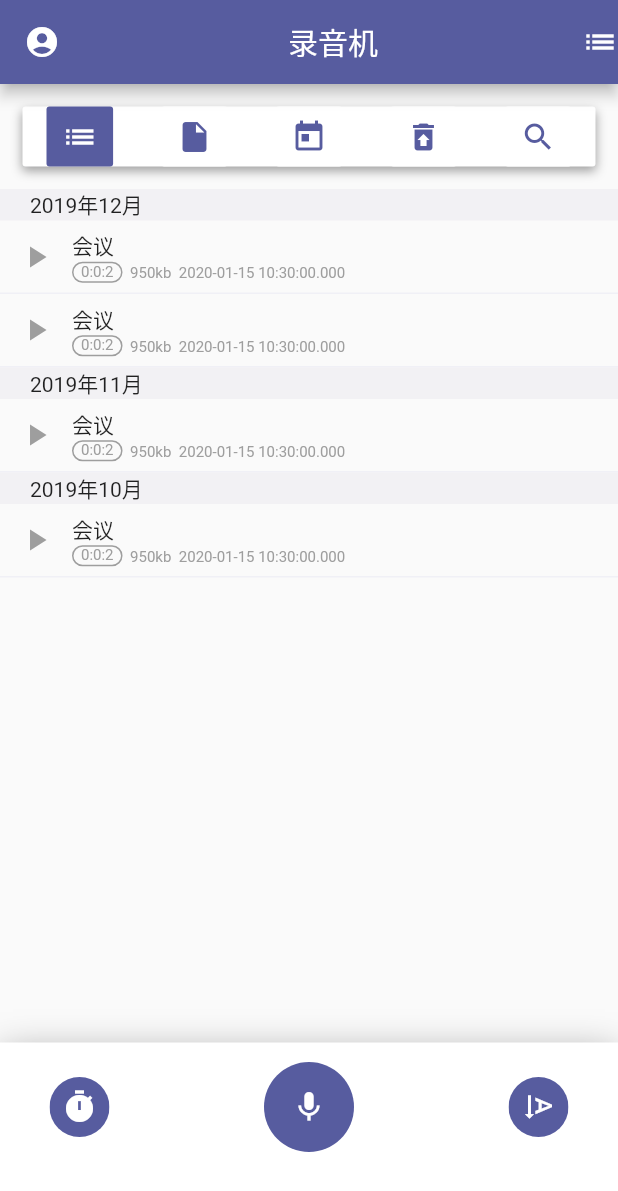
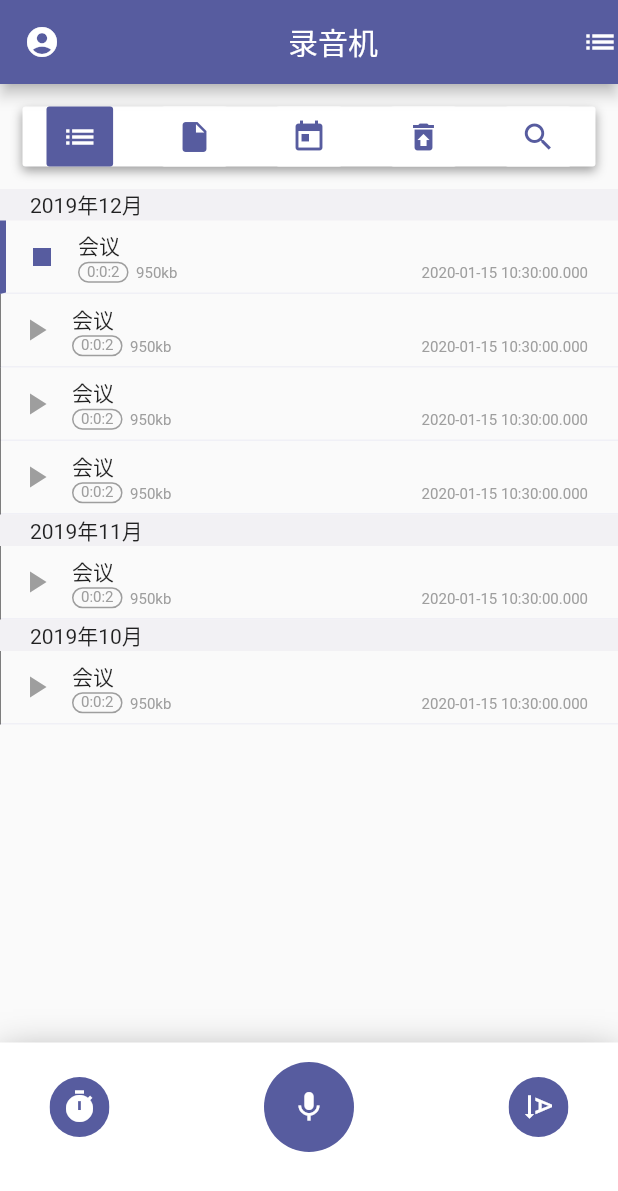
Before and after one commit to wyswill/dongdong_recorder, a Flutter app: the screen it shows after launch, after a tap on the "play arrow" icon, on a phone screen of 412 x 824 dp. Shown: the top 1191 px of the screen. Run offline on Flutter 3.47's test engine with Material 2 defaults, Android fonts, the phone set to English and light mode, and no system bars; missing offline and left inert: flutter_ffmpeg, flutter_plugin_record.

Commit message:
样式更改

```diff
--- a/lib/main.dart
+++ b/lib/main.dart
@@ -1,8 +1,18 @@
 import 'package:asdasd/pages/MainPage/MainPage.dart';
+import 'package:asdasd/provider.dart';
 import 'package:asdasd/router.dart';
+import 'package:flutter/foundation.dart';
 import 'package:flutter/material.dart';
+import 'package:provider/provider.dart';
 
-void main() => runApp(MyApp());
+void main() {
+  Provider.debugCheckInvalidValueType = null;
+  debugDefaultTargetPlatformOverride = TargetPlatform.android;
+  return runApp(Provider<Modus>(
+    create: (_) => Modus(),
+    child: MyApp(),
+  ));
+}
 
 class MyApp extends StatelessWidget {
   @override
--- a/lib/pages/MainPage/MainPage.dart
+++ b/lib/pages/MainPage/MainPage.dart
@@ -1,5 +1,8 @@
 import 'package:asdasd/pages/list/list.dart';
 import 'package:flutter/material.dart';
+import 'package:provider/provider.dart';
+
+import '../../provider.dart';
 
 class MainPage extends StatefulWidget {
   @override
@@ -41,6 +44,96 @@ class _MainPageState extends State<MainPage>
     },
   ];
   TabController tabController;
+  @override
+  void initState() {
+    super.initState();
+    menus[0]['isActive'] = true;
+    tabController = TabController(vsync: this, length: 5);
+    tabController.addListener(() {
+      setState(() {
+        this.menus[tabController.index]['isActive'] = true;
+        for (int i = 0; i < this.menus.length; i++) {
+          if (i == tabController.index) continue;
+          this.menus[i]['isActive'] = false;
+        }
+      });
+    });
+  }
+
+  @override
+  Widget build(BuildContext context) {
+    return Scaffold(
+      appBar: AppBar(
+        leading: Icon(Icons.account_circle),
+        title: Center(child: Text('录音机')),
+        actions: <Widget>[Icon(Icons.list)],
+      ),
+      body: Column(
+        children: <Widget>[
+          setTab(),
+          Expanded(
+            child: TabBarView(
+              controller: tabController,
+              children: List.generate(this.menus.length, (int index) {
+                Map curent = this.menus[index];
+                return curent['widget'];
+              }),
+            ),
+          ),
+          Container(
+            padding: EdgeInsets.only(top: 13, bottom: 56, left: 33, right: 33),
+            decoration: BoxDecoration(
+                color: Colors.white,
+                boxShadow: <BoxShadow>[
+                  BoxShadow(
+                      color: Colors.grey, offset: Offset(0, 7), blurRadius: 20)
+                ]),
+            child: Row(
+              mainAxisAlignment: MainAxisAlignment.spaceBetween,
+              children: <Widget>[
+                ClipOval(
+                  child: Container(
+                    width: 40,
+                    height: 40,
+                    color: Theme.of(context).primaryColor,
+                    child: IconButton(
+                      color: Colors.white,
+                      icon: Icon(Icons.timer),
+                      onPressed: () {},
+                    ),
+                  ),
+                ),
+                ClipOval(
+                  child: Container(
+                    width: 60,
+                    height: 60,
+                    color: Theme.of(context).primaryColor,
+                    child: IconButton(
+                      color: Colors.white,
+                      icon: Icon(Icons.mic),
+                      onPressed: () {},
+                    ),
+                  ),
+                ),
+                ClipOval(
+                  child: Container(
+                    width: 40,
+                    height: 40,
+                    color: Theme.of(context).primaryColor,
+                    child: IconButton(
+                      color: Colors.white,
+                      icon: Icon(Icons.text_rotation_down),
+                      onPressed: () {},
+                    ),
+                  ),
+                ),
+              ],
+            ),
+          ),
+        ],
+      ),
+    );
+  }
 
   ///菜单item
   Widget buildMeneuItem(Widget icon, String routers, bool isActive, int index) {
@@ -87,92 +180,4 @@ class _MainPageState extends State<MainPage>
       ),
     );
   }
-
-  @override
-  void initState() {
-    super.initState();
-    menus[0]['isActive'] = true;
-    tabController = TabController(vsync: this, length: 5);
-    tabController.addListener(() {
-      setState(() {
-        this.menus[tabController.index]['isActive'] = true;
-        for (int i = 0; i < this.menus.length; i++) {
-          if (i == tabController.index) continue;
-          this.menus[i]['isActive'] = false;
-        }
-      });
-    });
-  }
-
-  @override
-  Widget build(BuildContext context) {
-    return Scaffold(
-      appBar: AppBar(
-        leading: Icon(Icons.account_circle),
-        title: Center(child: Text('录音机')),
-        actions: <Widget>[Icon(Icons.list)],
-      ),
-      body: Column(
-        children: <Widget>[
-          setTab(),
-          Expanded(
-            child: TabBarView(
-              controller: tabController,
-              children: List.generate(this.menus.length, (int index) {
-                Map curent = this.menus[index];
-                return curent['widget'];
-              }),
-            ),
-          )
-        ],
-      ),
-      bottomNavigationBar: Container(
-        padding: EdgeInsets.only(top: 13, bottom: 56, left: 33, right: 33),
-        decoration: BoxDecoration(color: Colors.white, boxShadow: <BoxShadow>[
-          BoxShadow(color: Colors.grey, offset: Offset(0, 7), blurRadius: 20)
-        ]),
-        child: Row(
-          mainAxisAlignment: MainAxisAlignment.spaceBetween,
-          children: <Widget>[
-            ClipOval(
-              child: Container(
-                width: 40,
-                height: 40,
-                color: Theme.of(context).primaryColor,
-                child: IconButton(
-                  color: Colors.white,
-                  icon: Icon(Icons.timer),
-                  onPressed: () {},
-                ),
-              ),
-            ),
-            ClipOval(
-              child: Container(
-                width: 60,
-                height: 60,
-                color: Theme.of(context).primaryColor,
-                child: IconButton(
-                  color: Colors.white,
-                  icon: Icon(Icons.mic),
-                  onPressed: () {},
-                ),
-              ),
-            ),
-            ClipOval(
-              child: Container(
-                width: 40,
-                height: 40,
-                color: Theme.of(context).primaryColor,
-                child: IconButton(
-                  color: Colors.white,
-                  icon: Icon(Icons.text_rotation_down),
-                  onPressed: () {},
-                ),
-              ),
-            ),
-          ],
-        ),
-      ),
-    );
-  }
 }
--- a/lib/pages/list/list.dart
+++ b/lib/pages/list/list.dart
@@ -1,5 +1,8 @@
 import 'package:flutter/cupertino.dart';
 import 'package:flutter/material.dart';
+import 'package:provider/provider.dart';
+
+import '../../provider.dart';
 
 class RecrodingList extends StatefulWidget {
   RecrodingList({this.key, this.arguments}) : super(key: key);
@@ -18,14 +21,32 @@ class _RecrodingListState extends State<RecrodingList> {
         "rectimg": 2000,
         "fileSize": "950kb",
         'lastDate': DateTime.now().toLocal().toString(),
-        'filePath': 'asdasdds'
+        'filePath': 'asdasdds',
+        "isPlaying": false
       },
       {
         'title': "会议",
         "rectimg": 2000,
         "fileSize": "950kb",
         'lastDate': DateTime.now().toLocal().toString(),
-        'filePath': 'asdasdds'
+        'filePath': 'asdasdds',
+        "isPlaying": false
+      },
+      {
+        'title': "会议",
+        "rectimg": 2000,
+        "fileSize": "950kb",
+        'lastDate': DateTime.now().toLocal().toString(),
+        'filePath': 'asdasdds',
+        "isPlaying": false
+      },
+      {
+        'title': "会议",
+        "rectimg": 2000,
+        "fileSize": "950kb",
+        'lastDate': DateTime.now().toLocal().toString(),
+        'filePath': 'asdasdds',
+        "isPlaying": false
       },
     ],
     "2019年11月": [
@@ -34,7 +55,8 @@ class _RecrodingListState extends State<RecrodingList> {
         "rectimg": 2000,
         "fileSize": "950kb",
         'lastDate': DateTime.now().toLocal().toString(),
-        'filePath': 'asdasdds'
+        'filePath': 'asdasdds',
+        "isPlaying": false
       }
     ],
     "2019年10月": [
@@ -43,13 +65,14 @@ class _RecrodingListState extends State<RecrodingList> {
         "rectimg": 2000,
         "fileSize": "950kb",
         'lastDate': DateTime.now().toLocal().toString(),
-        'filePath': 'asdasdds'
+        'filePath': 'asdasdds',
+        "isPlaying": false
       }
     ],
   };
   List dataKeys = [];
   TextStyle textStyle = TextStyle(fontSize: 10, color: Colors.grey);
-
+  Map curentPlayRecrofing;
   @override
   void initState() {
     super.initState();
@@ -95,8 +118,12 @@ class _RecrodingListState extends State<RecrodingList> {
   Widget recrodingFileItems({Map curentFile}) {
     Duration duration = Duration(milliseconds: curentFile['rectimg']);
     return Container(
+      padding: EdgeInsets.only(right: 20),
       decoration: BoxDecoration(
         border: Border(
+          left: curentFile['isPlaying']
+              ? BorderSide(width: 4, color: Theme.of(context).primaryColor)
+              : BorderSide(width: 0),
           bottom: BorderSide(width: 1, color: Color.fromRGBO(240, 240, 246, 1)),
         ),
       ),
@@ -104,13 +131,16 @@ class _RecrodingListState extends State<RecrodingList> {
         children: <Widget>[
           Container(
             child: IconButton(
-              icon: Icon(Icons.play_arrow, color: Colors.grey),
+              icon: curentFile['isPlaying']
+                  ? Icon(Icons.stop, color: Theme.of(context).primaryColor)
+                  : Icon(Icons.play_arrow, color: Colors.grey),
               onPressed: () {
                 playRecroding(curentFile: curentFile);
               },
             ),
           ),
-          Column(
+          Expanded(
+            child: Column(
               crossAxisAlignment: CrossAxisAlignment.start,
               children: <Widget>[
                 Row(children: <Widget>[
@@ -121,7 +151,6 @@ class _RecrodingListState extends State<RecrodingList> {
                 ]),
                 Row(
                   crossAxisAlignment: CrossAxisAlignment.end,
-                mainAxisAlignment: MainAxisAlignment.spaceBetween,
                   mainAxisSize: MainAxisSize.max,
                   children: <Widget>[
                     Container(
@@ -141,6 +170,7 @@ class _RecrodingListState extends State<RecrodingList> {
                         style: textStyle,
                       ),
                     ),
+                    Expanded(child: Container()),
                     Container(
                       child: Text(
                         curentFile['lastDate'],
@@ -150,11 +180,32 @@ class _RecrodingListState extends State<RecrodingList> {
                   ],
                 )
               ],
+            ),
           )
         ],
       ),
     );
   }
 
-  void playRecroding({Map curentFile}) {}
+  ///播放录音
+  void playRecroding({Map curentFile}) {
+    if (curentPlayRecrofing != null && curentPlayRecrofing == curentFile) {
+      setState(() {
+        curentPlayRecrofing['isPlaying'] = !curentPlayRecrofing['isPlaying'];
+      });
+      return;
     }
+    if (curentPlayRecrofing != null && curentPlayRecrofing['isPlaying']) {
+      setState(() {
+        curentPlayRecrofing['isPlaying'] = !curentPlayRecrofing['isPlaying'];
+        curentFile['isPlaying'] = !curentFile['isPlaying'];
+        curentPlayRecrofing = curentFile;
+      });
+    } else {
+      setState(() {
+        curentFile['isPlaying'] = !curentFile['isPlaying'];
+        curentPlayRecrofing = curentFile;
+      });
+    }
+  }
+}
--- /dev/null
+++ b/lib/provider.dart
@@ -0,0 +1,5 @@
+import 'package:flutter/material.dart';
+
+class Modus with ChangeNotifier {
+  Map curentPlayRecrofing ;
+}
```
Also changed, not shown: pubspec.yaml (+5 -2 lines), pubspec.lock. Lines whose indentation alone changed are shown as unchanged.
